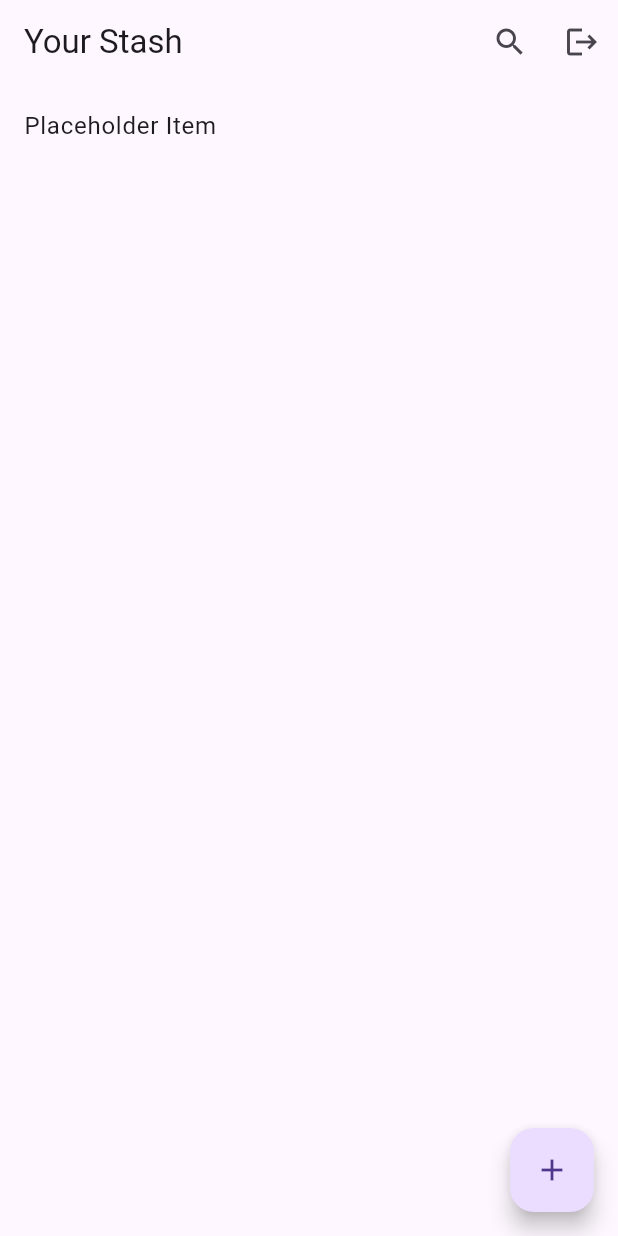
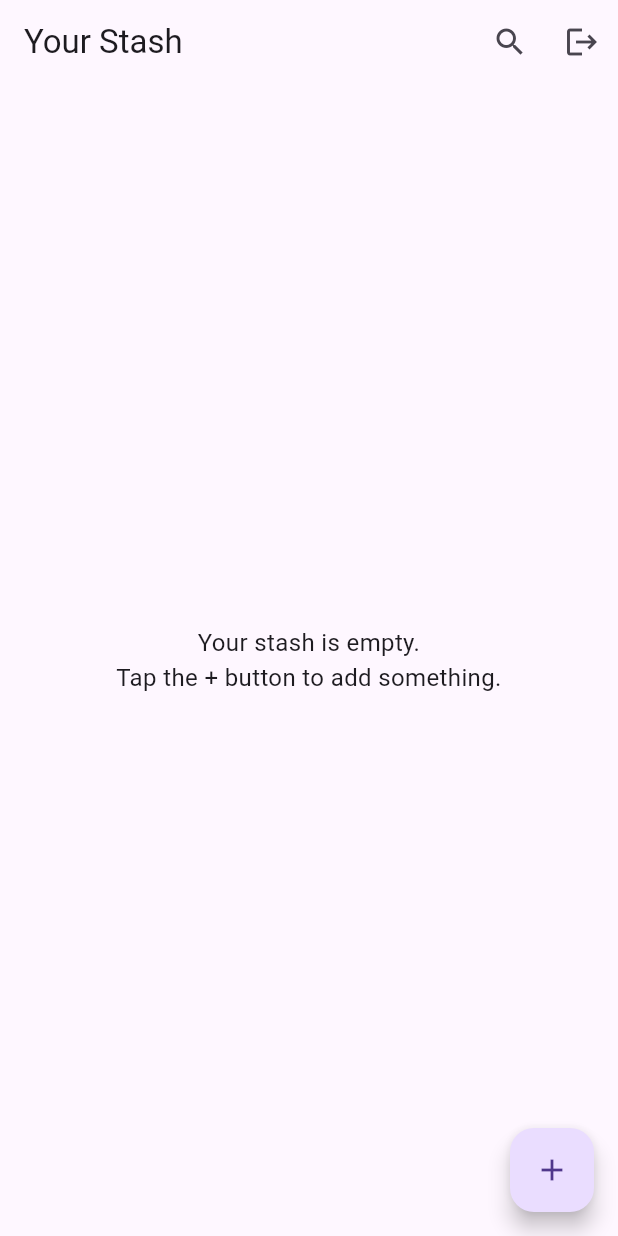
Before and after one commit to oreiscool/stash, a Flutter app: the screen it shows once a user with an empty profile is signed in, on a phone screen of 412 x 824 dp. Run offline on Flutter 3.47's test engine with Material 3 defaults, Android fonts, the phone set to English and light mode, and no system bars; our stand-ins replace cloud_firestore, firebase_auth, firebase_core, flutter_riverpod, riverpod_annotation; accounts and stored records are empty; generated files the repository leaves out were written again.

Commit message:
feat(home): implement stash item display with empty state in HomePage

```diff
--- a/lib/pages/home_page.dart
+++ b/lib/pages/home_page.dart
@@ -1,13 +1,16 @@
 import 'package:flutter/material.dart';
 import 'package:flutter_riverpod/flutter_riverpod.dart';
 import 'package:stash/data/repos/auth_repo.dart';
+import 'package:stash/data/repos/stash_repo.dart';
 import 'package:stash/widgets/add_stash_item_dialog.dart';
+import 'package:stash/widgets/stash_item_card.dart';
 
 class HomePage extends ConsumerWidget {
   const HomePage({super.key});
 
   @override
   Widget build(BuildContext context, WidgetRef ref) {
+    final stashStream = ref.watch(stashStreamProvider);
     return Scaffold(
       appBar: AppBar(
         title: const Text('Your Stash'),
@@ -58,11 +61,29 @@ class HomePage extends ConsumerWidget {
           );
         },
       ),
-      body: ListView.builder(
-        itemCount: 1,
-        itemBuilder: (context, index) {
-          return const ListTile(title: Text('Placeholder Item'));
+      body: stashStream.when(
+        data: (items) {
+          if (items.isEmpty) {
+            return const Center(
+              child: Text(
+                'Your stash is empty.\nTap the + button to add something.',
+                textAlign: TextAlign.center,
+                style: TextStyle(fontSize: 16),
+              ),
+            );
+          }
+          return ListView.builder(
+            padding: const EdgeInsets.all(12),
+            itemCount: items.length,
+            itemBuilder: (context, index) {
+              final item = items[index];
+              return StashItemCard(stashItem: item);
+            },
+          );
         },
+        error: (err, stackTrace) =>
+            Center(child: Text('An error occured: $err')),
+        loading: () => const Center(child: CircularProgressIndicator()),
       ),
     );
   }
```
Also changed, not shown: lib/widgets/stash_item_card.dart (added, +22 -0 lines).
